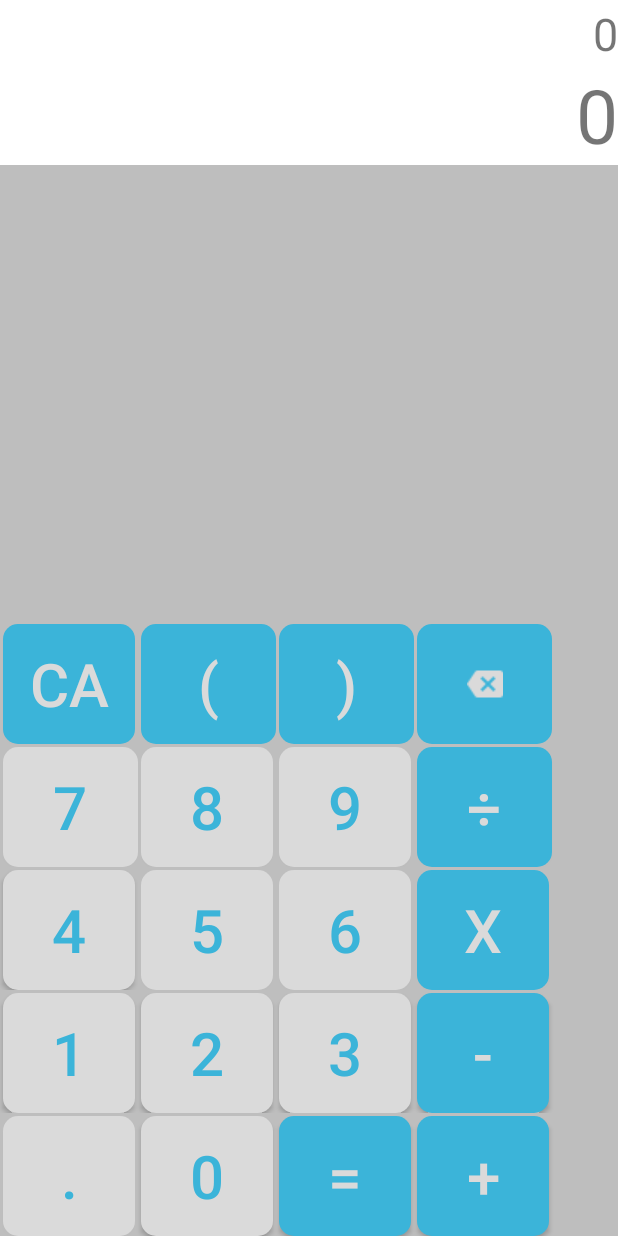
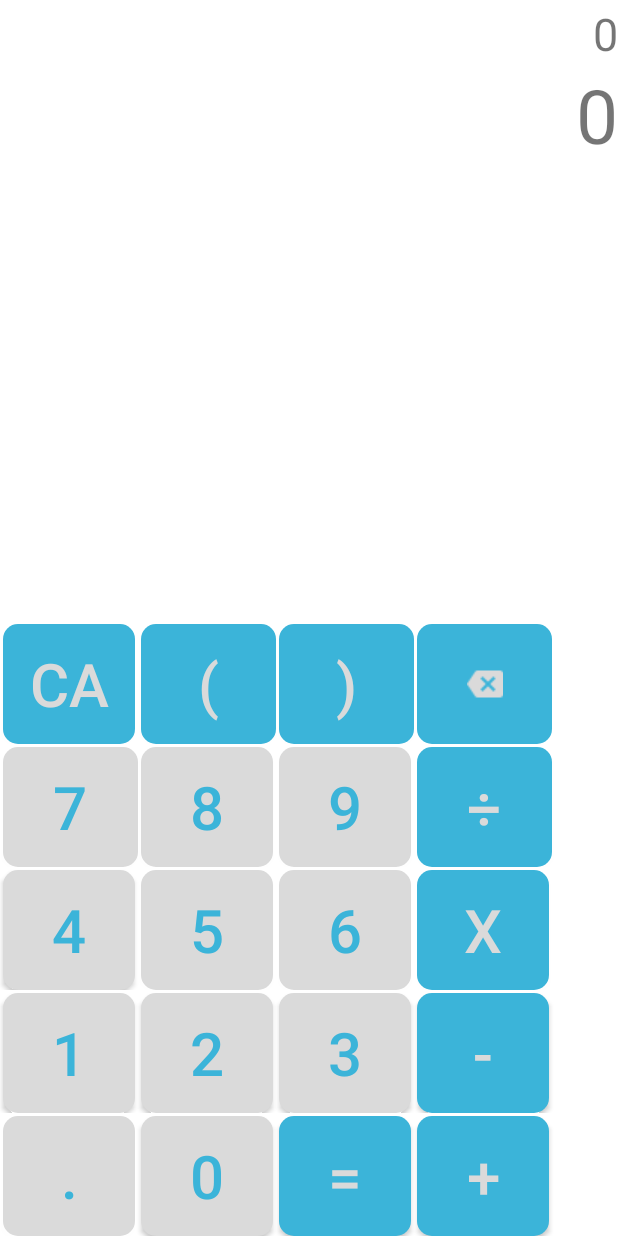
Before and after one commit to iselinsilvana/Calculator, an Android app: the screen it shows after launch (MainActivity), on a phone screen of 412 x 824 dp. Run offline under Robolectric (Android 15) with nearby library versions, the phone set to English and light mode, and no system bars.

Commit message:
Working layout!

```diff
--- a/src/main/res/layout/activity_main.xml
+++ b/src/main/res/layout/activity_main.xml
@@ -7,7 +7,7 @@
         android:layout_height="match_parent"
         android:orientation="vertical"
         tools:context=".MainActivity"
-        android:background="@android:color/secondary_text_light_nodisable">
+        android:background="#ffffff">
 
     <include
         layout="@layout/calc_result"
```
Also changed, not shown: src/main/ic_launcher-web.png, src/main/res/mipmap-hdpi/ic_launcher.png, src/main/res/mipmap-hdpi/ic_launcher_foreground.png, src/main/res/mipmap-hdpi/ic_launcher_round.png, src/main/res/mipmap-mdpi/ic_launcher.png, src/main/res/mipmap-mdpi/ic_launcher_foreground.png, src/main/res/mipmap-mdpi/ic_launcher_round.png, src/main/res/mipmap-xhdpi/ic_launcher.png, src/main/res/mipmap-xhdpi/ic_launcher_foreground.png, src/main/res/mipmap-xhdpi/ic_launcher_round.png, src/main/res/mipmap-xxhdpi/ic_launcher.png, src/main/res/mipmap-xxhdpi/ic_launcher_foreground.png, src/main/res/mipmap-xxhdpi/ic_launcher_round.png, src/main/res/mipmap-xxxhdpi/ic_launcher.png, 2 more files.
